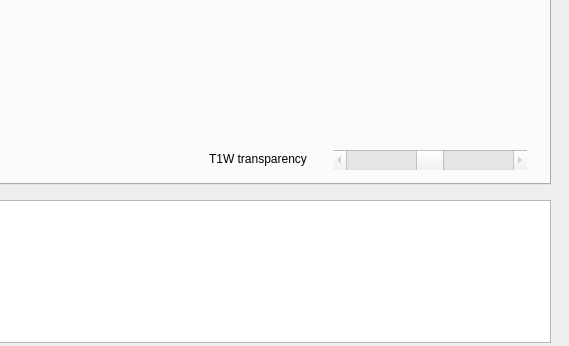
Above: BabelBrain/form.ui from ProteusMRIgHIFU/BabelBrain before the change; both pictures show x 740 to 1309 and y 390 to 736 of the 1309 by 736 pixel window. Below: the same form after it.
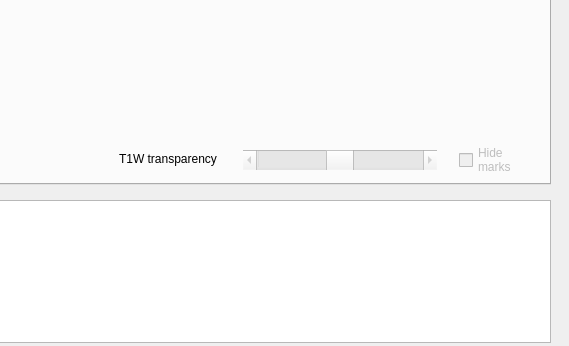
That is the form after the change.

Commit message: Add option to hide marks from plots

Diff of the .ui file:
```diff
--- a/BabelBrain/form.ui
+++ b/BabelBrain/form.ui
@@ -268,7 +268,7 @@
      </property>
      <property name="geometry">
       <rect>
-       <x>1064</x>
+       <x>974</x>
        <y>452</y>
        <width>194</width>
        <height>20</height>
@@ -287,7 +287,7 @@
     <widget class="QLabel" name="label_6">
      <property name="geometry">
       <rect>
-       <x>940</x>
+       <x>850</x>
        <y>451</y>
        <width>115</width>
        <height>20</height>
@@ -297,6 +297,23 @@
       <string>T1W transparency</string>
      </property>
     </widget>
+    <widget class="QCheckBox" name="HideMarkscheckBox">
+     <property name="enabled">
+      <bool>false</bool>
+     </property>
+     <property name="geometry">
+      <rect>
+       <x>1190</x>
+       <y>448</y>
+       <width>69</width>
+       <height>28</height>
+      </rect>
+     </property>
+     <property name="text">
+      <string>Hide
+marks</string>
+     </property>
+    </widget>
    </widget>
   </widget>
   <widget class="QTextBrowser" name="outputTerminal">
```
The commit also changes 18 other files.
